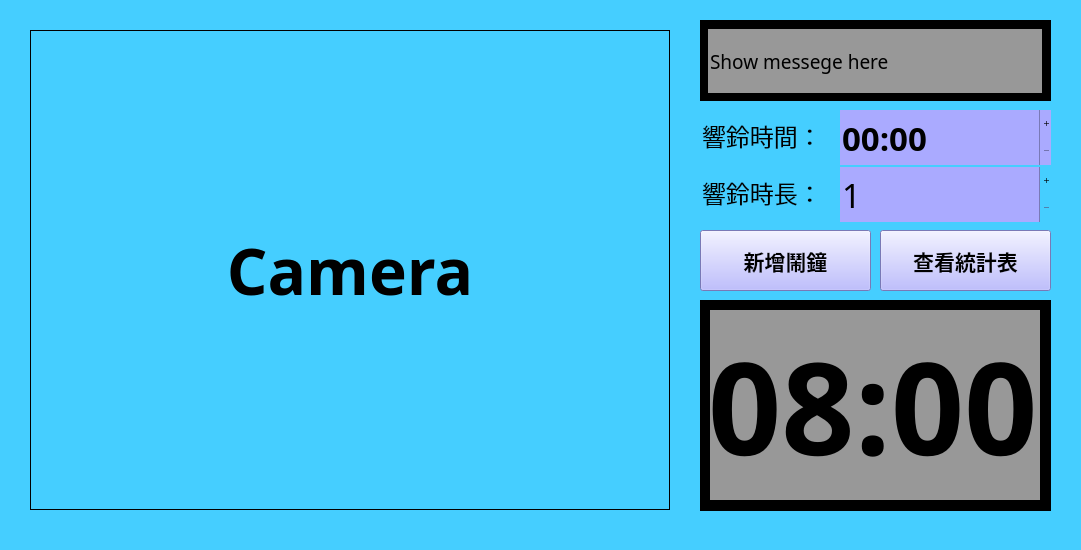
The window that UI.ui (happy91512/DIDI_AI_project) describes before a commit, drawn with Qt 5.
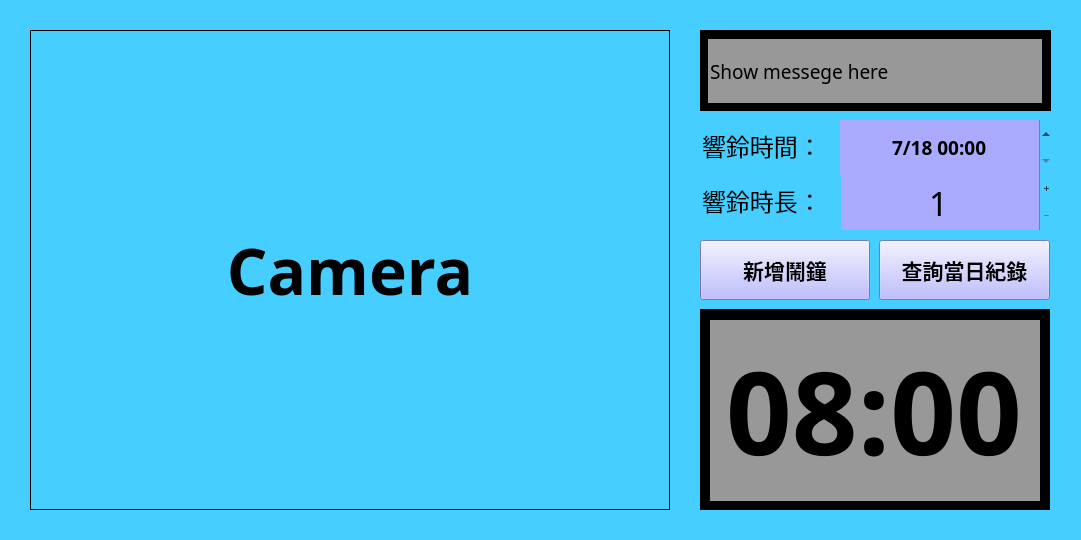
The same window after the commit.

Commit message: People dection only launched before the alarm time.

```diff
--- a/UI.ui
+++ b/UI.ui
@@ -7,7 +7,7 @@
     <x>0</x>
     <y>0</y>
     <width>1081</width>
-    <height>550</height>
+    <height>540</height>
    </rect>
   </property>
   <property name="windowTitle">
@@ -19,6 +19,12 @@
   <property name="styleSheet">
    <string notr="true">background-color: rgb(69, 206, 255)</string>
   </property>
+  <property name="iconSize">
+   <size>
+    <width>64</width>
+    <height>64</height>
+   </size>
+  </property>
   <property name="tabShape">
    <enum>QTabWidget::Rounded</enum>
   </property>
@@ -30,15 +36,15 @@
     <property name="geometry">
      <rect>
       <x>710</x>
-      <y>310</y>
+      <y>320</y>
       <width>330</width>
-      <height>190</height>
+      <height>181</height>
      </rect>
     </property>
     <property name="font">
      <font>
       <family>Digital-7 Mono</family>
-      <pointsize>96</pointsize>
+      <pointsize>86</pointsize>
       <weight>75</weight>
       <italic>false</italic>
       <bold>true</bold>
@@ -115,9 +121,9 @@
     <property name="geometry">
      <rect>
       <x>700</x>
-      <y>230</y>
-      <width>171</width>
-      <height>61</height>
+      <y>240</y>
+      <width>170</width>
+      <height>60</height>
      </rect>
     </property>
     <property name="font">
@@ -141,175 +147,11 @@
      <bool>false</bool>
     </property>
    </widget>
-   <widget class="QTimeEdit" name="timeEdit">
-    <property name="geometry">
-     <rect>
-      <x>840</x>
-      <y>110</y>
-      <width>211</width>
-      <height>55</height>
-     </rect>
-    </property>
-    <property name="sizePolicy">
-     <sizepolicy hsizetype="Minimum" vsizetype="Fixed">
-      <horstretch>0</horstretch>
-      <verstretch>0</verstretch>
-     </sizepolicy>
-    </property>
-    <property name="palette">
-     <palette>
-      <active>
-       <colorrole role="Button">
-        <brush brushstyle="SolidPattern">
-         <color alpha="255">
-          <red>255</red>
-          <green>255</green>
-          <blue>127</blue>
-         </color>
-        </brush>
-       </colorrole>
-       <colorrole role="Base">
-        <brush brushstyle="SolidPattern">
-         <color alpha="255">
-          <red>170</red>
-          <green>170</green>
-          <blue>255</blue>
-         </color>
-        </brush>
-       </colorrole>
-       <colorrole role="Window">
-        <brush brushstyle="SolidPattern">
-         <color alpha="255">
-          <red>170</red>
-          <green>170</green>
-          <blue>255</blue>
-         </color>
-        </brush>
-       </colorrole>
-      </active>
-      <inactive>
-       <colorrole role="Button">
-        <brush brushstyle="SolidPattern">
-         <color alpha="255">
-          <red>255</red>
-          <green>255</green>
-          <blue>127</blue>
-         </color>
-        </brush>
-       </colorrole>
-       <colorrole role="Base">
-        <brush brushstyle="SolidPattern">
-         <color alpha="255">
-          <red>170</red>
-          <green>170</green>
-          <blue>255</blue>
-         </color>
-        </brush>
-       </colorrole>
-       <colorrole role="Window">
-        <brush brushstyle="SolidPattern">
-         <color alpha="255">
-          <red>170</red>
-          <green>170</green>
-          <blue>255</blue>
-         </color>
-        </brush>
-       </colorrole>
-      </inactive>
-      <disabled>
-       <colorrole role="Button">
-        <brush brushstyle="SolidPattern">
-         <color alpha="255">
-          <red>255</red>
-          <green>255</green>
-          <blue>127</blue>
-         </color>
-        </brush>
-       </colorrole>
-       <colorrole role="Base">
-        <brush brushstyle="SolidPattern">
-         <color alpha="255">
-          <red>170</red>
-          <green>170</green>
-          <blue>255</blue>
-         </color>
-        </brush>
-       </colorrole>
-       <colorrole role="Window">
-        <brush brushstyle="SolidPattern">
-         <color alpha="255">
-          <red>170</red>
-          <green>170</green>
-          <blue>255</blue>
-         </color>
-        </brush>
-       </colorrole>
-      </disabled>
-     </palette>
-    </property>
-    <property name="font">
-     <font>
-      <family>Taipei Sans TC Beta</family>
-      <pointsize>25</pointsize>
-      <weight>75</weight>
-      <bold>true</bold>
-     </font>
-    </property>
-    <property name="autoFillBackground">
-     <bool>true</bool>
-    </property>
-    <property name="styleSheet">
-     <string notr="true">background-color:rgb(170, 170, 255);
-</string>
-    </property>
-    <property name="frame">
-     <bool>false</bool>
-    </property>
-    <property name="buttonSymbols">
-     <enum>QAbstractSpinBox::PlusMinus</enum>
-    </property>
-    <property name="maximumDateTime">
-     <datetime>
-      <hour>23</hour>
-      <minute>59</minute>
-      <second>59</second>
-      <year>2023</year>
-      <month>1</month>
-      <day>1</day>
-     </datetime>
-    </property>
-    <property name="minimumDateTime">
-     <datetime>
-      <hour>0</hour>
-      <minute>0</minute>
-      <second>0</second>
-      <year>2023</year>
-      <month>1</month>
-      <day>1</day>
-     </datetime>
-    </property>
-    <property name="currentSection">
-     <enum>QDateTimeEdit::HourSection</enum>
-    </property>
-    <property name="displayFormat">
-     <string>hh:mm</string>
-    </property>
-    <property name="timeSpec">
-     <enum>Qt::LocalTime</enum>
-    </property>
-    <property name="time">
-     <time>
-      <hour>0</hour>
-      <minute>0</minute>
-      <second>0</second>
-     </time>
-    </property>
-   </widget>
    <widget class="QLineEdit" name="history">
     <property name="geometry">
      <rect>
       <x>708</x>
-      <y>29</y>
+      <y>39</y>
       <width>334</width>
       <height>64</height>
      </rect>
@@ -334,7 +176,7 @@
     <property name="geometry">
      <rect>
       <x>840</x>
-      <y>167</y>
+      <y>175</y>
       <width>211</width>
       <height>55</height>
      </rect>
@@ -354,6 +196,9 @@
     <property name="frame">
      <bool>false</bool>
     </property>
+    <property name="alignment">
+     <set>Qt::AlignCenter</set>
+    </property>
     <property name="buttonSymbols">
      <enum>QAbstractSpinBox::PlusMinus</enum>
     </property>
@@ -371,9 +216,9 @@
     <property name="geometry">
      <rect>
       <x>700</x>
-      <y>300</y>
-      <width>351</width>
-      <height>211</height>
+      <y>309</y>
+      <width>350</width>
+      <height>201</height>
      </rect>
     </property>
     <property name="styleSheet">
@@ -387,8 +232,8 @@
     <property name="geometry">
      <rect>
       <x>700</x>
-      <y>110</y>
-      <width>131</width>
+      <y>120</y>
+      <width>141</width>
       <height>55</height>
      </rect>
     </property>
@@ -412,8 +257,8 @@
     <property name="geometry">
      <rect>
       <x>700</x>
-      <y>167</y>
-      <width>131</width>
+      <y>175</y>
+      <width>141</width>
       <height>55</height>
      </rect>
     </property>
@@ -439,10 +284,10 @@
     </property>
     <property name="geometry">
      <rect>
-      <x>880</x>
-      <y>230</y>
+      <x>879</x>
+      <y>240</y>
       <width>171</width>
-      <height>61</height>
+      <height>60</height>
      </rect>
     </property>
     <property name="font">
@@ -457,7 +302,7 @@
      <string notr="true">background-color:rgb(170, 170, 255);</string>
     </property>
     <property name="text">
-     <string>查看統計表</string>
+     <string>查詢當日紀錄</string>
     </property>
     <property name="autoRepeat">
      <bool>false</bool>
@@ -470,7 +315,7 @@
     <property name="geometry">
      <rect>
       <x>700</x>
-      <y>20</y>
+      <y>30</y>
       <width>351</width>
       <height>81</height>
      </rect>
@@ -482,30 +327,54 @@
      <string/>
     </property>
    </widget>
+   <widget class="QDateTimeEdit" name="TimeEdit">
+    <property name="geometry">
+     <rect>
+      <x>840</x>
+      <y>120</y>
+      <width>211</width>
+      <height>55</height>
+     </rect>
+    </property>
+    <property name="font">
+     <font>
+      <family>Taipei Sans TC Beta</family>
+      <pointsize>14</pointsize>
+      <weight>75</weight>
+      <bold>true</bold>
+     </font>
+    </property>
+    <property name="styleSheet">
+     <string notr="true">background-color:rgb(170, 170, 255);</string>
+    </property>
+    <property name="frame">
+     <bool>false</bool>
+    </property>
+    <property name="alignment">
+     <set>Qt::AlignCenter</set>
+    </property>
+    <property name="minimumDate">
+     <date>
+      <year>2022</year>
+      <month>7</month>
+      <day>18</day>
+     </date>
+    </property>
+    <property name="displayFormat">
+     <string>M/d hh:mm</string>
+    </property>
+   </widget>
    <zorder>label_2</zorder>
    <zorder>label</zorder>
    <zorder>now_time_text</zorder>
    <zorder>view</zorder>
    <zorder>set_time_Button</zorder>
-   <zorder>timeEdit</zorder>
    <zorder>history</zorder>
    <zorder>spinBox</zorder>
    <zorder>history_2</zorder>
    <zorder>history_3</zorder>
    <zorder>set_time_Button_2</zorder>
-  </widget>
-  <widget class="QMenuBar" name="menubar">
-   <property name="geometry">
-    <rect>
-     <x>0</x>
-     <y>0</y>
-     <width>1081</width>
-     <height>21</height>
-    </rect>
-   </property>
-   <property name="defaultUp">
-    <bool>false</bool>
-   </property>
+   <zorder>TimeEdit</zorder>
   </widget>
   <widget class="QStatusBar" name="statusbar"/>
  </widget>
```
The commit also changes 12 other files.
